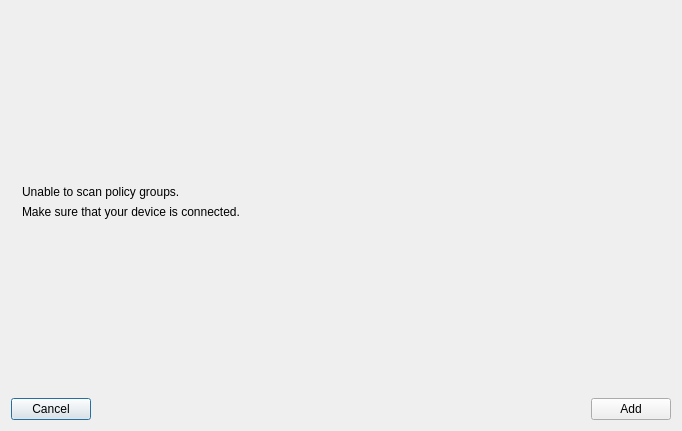
runelabs/qtcreator-plugin-ubuntu, file src/ubuntu/ubuntusecuritypolicypickerdialog.ui: the form before one commit.
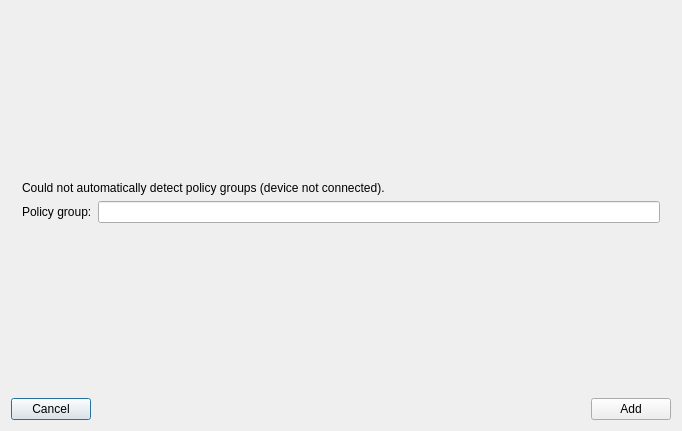
The form after the commit. The open tabs and pages were chosen to show the change.

Commit message: Fixes bug #1227618 - If no device is present, try to use the system package to detect security policy groups, else, manual entry

Diff of the .ui file:
```diff
--- a/src/ubuntu/ubuntusecuritypolicypickerdialog.ui
+++ b/src/ubuntu/ubuntusecuritypolicypickerdialog.ui
@@ -118,7 +118,7 @@
          <property name="sizeHint" stdset="0">
           <size>
            <width>20</width>
-           <height>86</height>
+           <height>40</height>
           </size>
          </property>
         </spacer>
@@ -126,16 +126,23 @@
        <item>
         <widget class="QLabel" name="label_2">
          <property name="text">
-          <string>Unable to scan policy groups.</string>
+          <string>Could not automatically detect policy groups (device not connected).</string>
          </property>
         </widget>
        </item>
+       <item>
+        <layout class="QHBoxLayout" name="horizontalLayout_3">
        <item>
         <widget class="QLabel" name="label_3">
          <property name="text">
-          <string>Make sure that your device is connected.</string>
-         </property>
-        </widget>
+            <string>Policy group:</string>
+           </property>
+          </widget>
+         </item>
+         <item>
+          <widget class="QLineEdit" name="lineEditPolicyGroup"/>
+         </item>
+        </layout>
        </item>
        <item>
         <spacer name="verticalSpacer_3">
@@ -145,7 +152,7 @@
          <property name="sizeHint" stdset="0">
           <size>
            <width>20</width>
-           <height>85</height>
+           <height>40</height>
           </size>
          </property>
         </spacer>
```
Left out of the diff: 2 changed lines with no effect on the pictures. Lines whose indentation alone changed are shown as unchanged. The commit also changes 5 other files.
